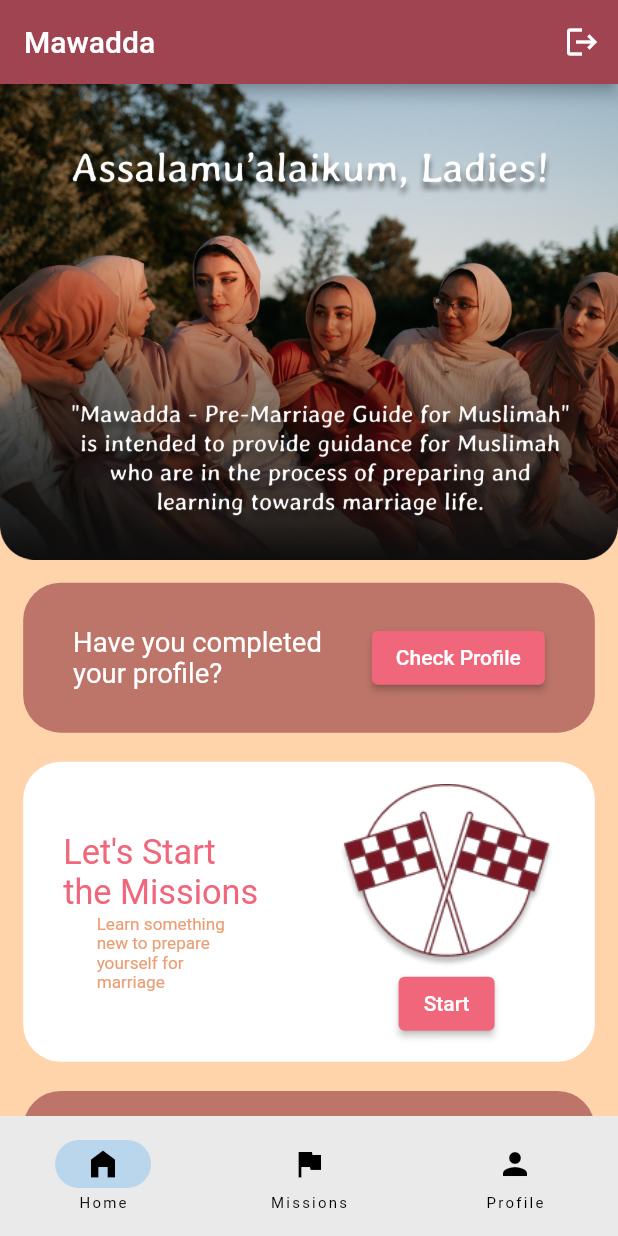
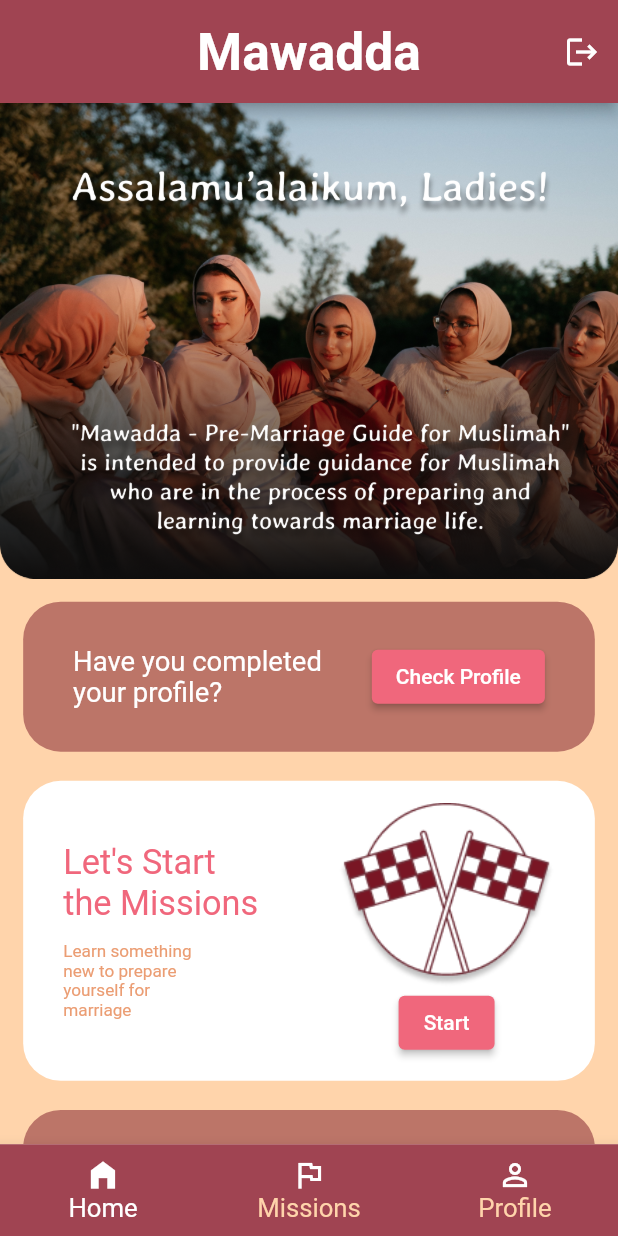
Before and after one commit to nisahabiba/mawadda_app, a Flutter app: the LoginPage screen opened by its route, after a tap on "Login", on a phone screen of 412 x 824 dp. Run offline on Flutter 3.47's test engine with Material 2 defaults, Android fonts, the phone set to English and light mode, and no system bars; our stand-ins replace auto_route, equatable, flutter_bloc, flutter_screenutil, flutter_svg, get_it and 3 more; accounts and stored records are empty.

Commit message:
add improvement for main page (home page)

```diff
--- a/lib/auth/pages/login_page.dart
+++ b/lib/auth/pages/login_page.dart
@@ -3,12 +3,11 @@ import 'package:flutter/material.dart';
 import 'package:flutter_screenutil/flutter_screenutil.dart';
 import 'package:flutter_svg/svg.dart';
 import 'package:google_fonts/google_fonts.dart';
-import 'package:mawadda_app/auth/components/auth_form_component.dart';
-import 'package:mawadda_app/auth/pages/main_page.dart';
-import 'package:mawadda_app/auth/pages/register_page.dart';
-import 'package:mawadda_app/auth/pages/succeed_signup.dart';
+import 'package:mawadda_app/core/router/router.dart';
 
-import '../../main.dart';
+import '../components/auth_form_component.dart';
+import 'main_page.dart';
+import 'register_page.dart';
 
 @RoutePage()
 class LoginPage extends StatelessWidget {
@@ -90,10 +89,11 @@ class LoginPage extends StatelessWidget {
                           style: ElevatedButton.styleFrom(
                               backgroundColor: const Color(0xff70303A)),
                           onPressed: () {
-                            Navigator.push(
-                                context,
-                                MaterialPageRoute(
-                                    builder: (context) => const MyMainPage()));
+                            // Navigator.push(
+                            //     context,
+                            //     MaterialPageRoute(
+                            //         builder: (context) => const MyMainPage()));
+                            context.router.replace(const MyMainRoute());
                           },
                           child: const Text(
                             'Login',
--- a/lib/auth/pages/main_page.dart
+++ b/lib/auth/pages/main_page.dart
@@ -2,12 +2,9 @@
 import 'package:auto_route/auto_route.dart';
 import 'package:flutter/material.dart';
 import 'package:flutter_screenutil/flutter_screenutil.dart';
-import 'package:flutter_svg/svg.dart';
 import 'package:google_fonts/google_fonts.dart';
 
-import 'package:mawadda_app/auth/components/auth_form_component.dart';
-import 'package:mawadda_app/auth/pages/register_page.dart';
-import 'package:mawadda_app/auth/pages/succeed_signup.dart';
+import '../../core/router/router.dart';
 
 // class MyMainPage extends StatelessWidget {
 //   const MyMainPage({super.key});
@@ -40,6 +37,7 @@ import 'package:mawadda_app/auth/pages/succeed_signup.dart';
 // }
 //---------------------------
 
+@RoutePage()
 class MyMainPage extends StatelessWidget {
   const MyMainPage({super.key});
 
@@ -63,30 +61,64 @@ class _NavigationMainState extends State<NavigationMain> {
   Widget build(BuildContext context) {
     return Scaffold(
       appBar: AppBar(
-        title: const Text('Mawadda'),
-        backgroundColor: Color(0xFFA04452),
+        toolbarHeight: 60.h,
+        title: Text(
+          'Mawadda',
+          style: GoogleFonts.dawningOfANewDay(
+            color: Colors.white,
+            fontWeight: FontWeight.w600,
+            fontSize: 30.sp,
+          ),
+        ),
+        centerTitle: true,
+        backgroundColor: const Color(0xFFA04452),
         actions: <Widget>[
-          IconButton(onPressed: () {}, icon: Icon(Icons.logout))
+          IconButton(
+            onPressed: () {
+              context.router.replace(const LoginRoute());
+            },
+            icon: const Icon(Icons.logout),
+          )
         ],
       ),
-      bottomNavigationBar: NavigationBar(
-        onDestinationSelected: (int index) {
+      bottomNavigationBar: BottomNavigationBar(
+        selectedItemColor: Colors.white,
+        unselectedItemColor: const Color(0xffFFD4AB),
+        unselectedLabelStyle: GoogleFonts.averiaGruesaLibre(),
+        selectedLabelStyle: GoogleFonts.averiaGruesaLibre(),
+        backgroundColor: const Color(0xffA04452),
+        selectedFontSize: 15.sp,
+        unselectedFontSize: 15.sp,
+        onTap: (int index) {
           setState(() {
             currentPageIndex = index;
           });
         },
-        selectedIndex: currentPageIndex,
-        destinations: const <Widget>[
-          NavigationDestination(
-            icon: Icon(Icons.home_filled),
+        currentIndex: currentPageIndex,
+        items: const <BottomNavigationBarItem>[
+          BottomNavigationBarItem(
+            icon: Icon(
+              Icons.home_outlined,
+              color: Colors.white,
+            ),
+            activeIcon: Icon(
+              Icons.home_filled,
+              color: Colors.white,
+            ),
             label: 'Home',
           ),
-          NavigationDestination(
-            icon: Icon(Icons.flag),
+          BottomNavigationBarItem(
+            icon: Icon(
+              Icons.flag_outlined,
+              color: Colors.white,
+            ),
             label: 'Missions',
           ),
-          NavigationDestination(
-            icon: Icon(Icons.person),
+          BottomNavigationBarItem(
+            icon: Icon(
+              Icons.person_outline,
+              color: Colors.white,
+            ),
             label: 'Profile',
           ),
         ],
@@ -119,6 +151,7 @@ class _NavigationMainState extends State<NavigationMain> {
                           child: Center(
                             child: Row(
                               mainAxisAlignment: MainAxisAlignment.spaceEvenly,
+                              // crossAxisAlignment: CrossAxisAlignment.start,
                               children: <Widget>[
                                 Text(
                                   'Have you completed\nyour profile?',
@@ -127,7 +160,8 @@ class _NavigationMainState extends State<NavigationMain> {
                                 ),
                                 ElevatedButton(
                                     style: ElevatedButton.styleFrom(
-                                        backgroundColor: Color(0xFFF0677C)),
+                                        backgroundColor:
+                                            const Color(0xFFF0677C)),
                                     onPressed: () {},
                                     child: const Text('Check Profile'))
                               ],
@@ -160,12 +194,16 @@ class _NavigationMainState extends State<NavigationMain> {
                               children: <Widget>[
                                 Column(
                                   mainAxisAlignment: MainAxisAlignment.center,
+                                  crossAxisAlignment: CrossAxisAlignment.start,
                                   children: [
                                     Text(
                                       "Let's Start\nthe Missions",
                                       style: GoogleFonts.averiaGruesaLibre(
                                           color: const Color(0xFFF0677C),
                                           fontSize: 20.sp),
+                                    ),
+                                    SizedBox(
+                                      height: 10.h,
                                     ),
                                     Text(
                                       'Learn something\nnew to prepare\nyourself for\nmarriage',
@@ -207,7 +245,7 @@ class _NavigationMainState extends State<NavigationMain> {
                     children: [
                       Card(
                         elevation: 0,
-                        color: Color(0xFFBC7568),
+                        color: const Color(0xFFBC7568),
                         shape: const RoundedRectangleBorder(
                             borderRadius:
                                 BorderRadius.all(Radius.circular(25))),
@@ -220,11 +258,15 @@ class _NavigationMainState extends State<NavigationMain> {
                               children: <Widget>[
                                 Column(
                                   mainAxisAlignment: MainAxisAlignment.center,
+                                  crossAxisAlignment: CrossAxisAlignment.start,
                                   children: [
                                     Text(
                                       "Recent\nArticles",
                                       style: GoogleFonts.averiaGruesaLibre(
                                           color: Colors.white, fontSize: 20.sp),
+                                    ),
+                                    SizedBox(
+                                      height: 10.h,
                                     ),
                                     Text(
                                       'No time to complete\nmission? It’s OK!\nLet’s read some new\ninsights here.',
@@ -266,7 +308,7 @@ class _NavigationMainState extends State<NavigationMain> {
                     children: [
                       Card(
                         elevation: 0,
-                        color: Color(0xFFBC7568),
+                        color: const Color(0xFFBC7568),
                         shape: const RoundedRectangleBorder(
                             borderRadius:
                                 BorderRadius.all(Radius.circular(25))),
@@ -279,11 +321,15 @@ class _NavigationMainState extends State<NavigationMain> {
                               children: <Widget>[
                                 Column(
                                   mainAxisAlignment: MainAxisAlignment.center,
+                                  crossAxisAlignment: CrossAxisAlignment.start,
                                   children: [
                                     Text(
                                       "Watch\nVideos",
                                       style: GoogleFonts.averiaGruesaLibre(
                                           color: Colors.white, fontSize: 20.sp),
+                                    ),
+                                    SizedBox(
+                                      height: 10.h,
                                     ),
                                     Text(
                                       'Easy way to get\nmore pre-marital\nknowledge on your\nleisure time!',
@@ -297,7 +343,7 @@ class _NavigationMainState extends State<NavigationMain> {
                                   children: [
                                     Image.asset(
                                       'assets/icon_videos.png',
-                                      width: 0.35.sw,
+                                      width: 0.3.sw,
                                     ),
                                     ElevatedButton(
                                         style: ElevatedButton.styleFrom(
--- a/lib/auth/pages/register_page.dart
+++ b/lib/auth/pages/register_page.dart
@@ -7,7 +7,6 @@ import 'package:mawadda_app/auth/components/auth_form_component.dart';
 import 'package:mawadda_app/auth/pages/login_page.dart';
 import 'package:mawadda_app/auth/pages/succeed_signup.dart';
 
-@RoutePage()
 class RegisterPage extends StatelessWidget {
   const RegisterPage({super.key});
 
--- a/lib/auth/pages/succeed_signup.dart
+++ b/lib/auth/pages/succeed_signup.dart
@@ -5,7 +5,6 @@ import 'package:flutter_svg/svg.dart';
 import 'package:google_fonts/google_fonts.dart';
 import 'package:mawadda_app/auth/pages/login_page.dart';
 
-@RoutePage()
 class SucceedPage extends StatelessWidget {
   const SucceedPage({super.key});
 
--- a/lib/core/router/router.dart
+++ b/lib/core/router/router.dart
@@ -2,7 +2,7 @@ import 'package:auto_route/auto_route.dart';
 
 import '../../auth/pages/auth_page.dart';
 import '../../auth/pages/login_page.dart';
-import '../../auth/pages/register_page.dart';
+import '../../auth/pages/main_page.dart';
 import '../../main.dart';
 
 part 'router.gr.dart';
@@ -23,5 +23,9 @@ class AppRouter extends _$AppRouter {
       path: '/login',
       page: LoginRoute.page,
     ),
+    AutoRoute(
+      path: '/main',
+      page: MyMainRoute.page,
+    ),
   ];
 }
```
Also changed, not shown: lib/core/router/router.gr.dart, 4 other files.
